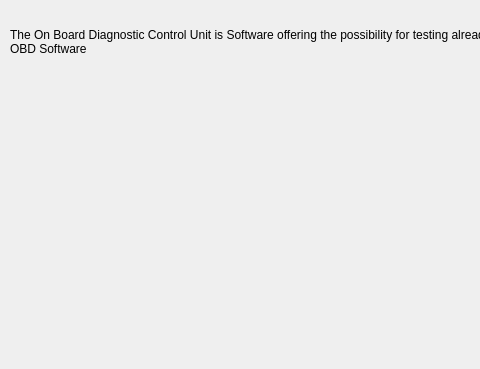
First picture: the form in OBDCU/src/View/homewidget.ui, repository z1230601/BAKK_Prodanovic_Zaric_OBD, before the edit; both pictures show x 0 to 480 and y 136 to 505 of the 727 by 505 pixel window.
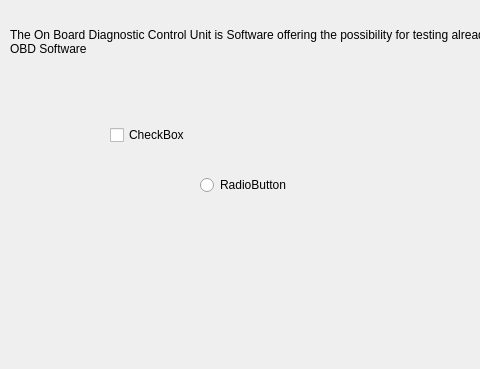
Second picture: the form after the edit.

The edit to the form file:
```diff
--- a/OBDCU/src/View/homewidget.ui
+++ b/OBDCU/src/View/homewidget.ui
@@ -40,6 +40,32 @@
     </item>
    </layout>
   </widget>
+  <widget class="QRadioButton" name="radioButton">
+   <property name="geometry">
+    <rect>
+     <x>200</x>
+     <y>310</y>
+     <width>117</width>
+     <height>22</height>
+    </rect>
+   </property>
+   <property name="text">
+    <string>RadioButton</string>
+   </property>
+  </widget>
+  <widget class="QCheckBox" name="checkBox">
+   <property name="geometry">
+    <rect>
+     <x>110</x>
+     <y>260</y>
+     <width>97</width>
+     <height>22</height>
+    </rect>
+   </property>
+   <property name="text">
+    <string>CheckBox</string>
+   </property>
+  </widget>
  </widget>
  <resources/>
  <connections/>
```
